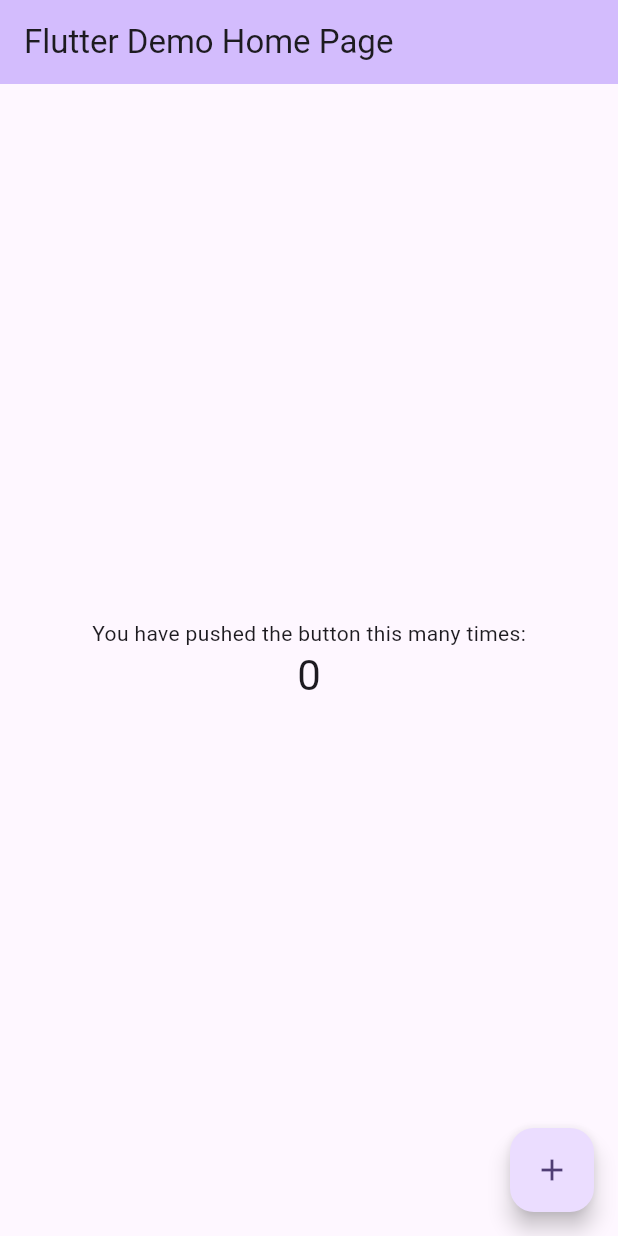
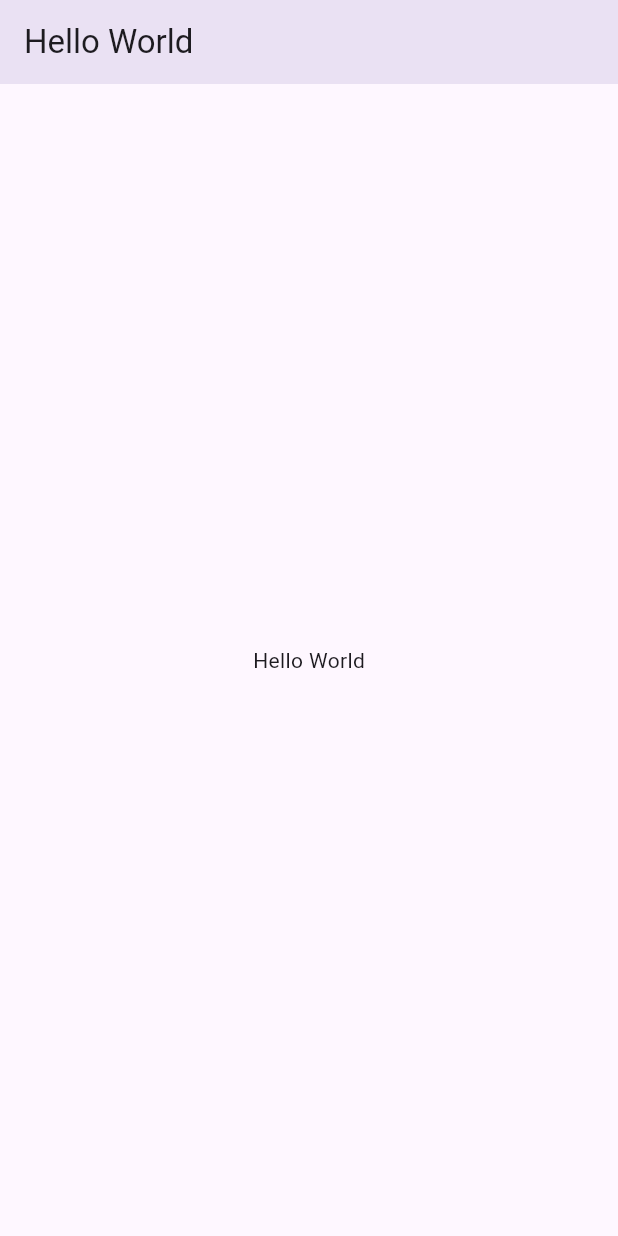
Before and after one commit to shleecloud/hello-flutter, a Flutter app: the screen it shows after launch, on a phone screen of 412 x 824 dp. Run offline on Flutter 3.47's test engine with Material 3 defaults, Android fonts, the phone set to English and light mode, and no system bars.

Commit message:
feature: hello flutter

```diff
--- a/toonflix/lib/main.dart
+++ b/toonflix/lib/main.dart
@@ -1,125 +1,22 @@
 import 'package:flutter/material.dart';
 
 void main() {
-  runApp(const MyApp());
+  runApp(App());
 }
 
-class MyApp extends StatelessWidget {
-  const MyApp({super.key});
-
-  // This widget is the root of your application.
+class App extends StatelessWidget {
   @override
   Widget build(BuildContext context) {
     return MaterialApp(
-      title: 'Flutter Demo',
-      theme: ThemeData(
-        // This is the theme of your application.
-        //
-        // TRY THIS: Try running your application with "flutter run". You'll see
-        // the application has a purple toolbar. Then, without quitting the app,
-        // try changing the seedColor in the colorScheme below to Colors.green
-        // and then invoke "hot reload" (save your changes or press the "hot
-        // reload" button in a Flutter-supported IDE, or press "r" if you used
-        // the command line to start the app).
-        //
-        // Notice that the counter didn't reset back to zero; the application
-        // state is not lost during the reload. To reset the state, use hot
-        // restart instead.
-        //
-        // This works for code too, not just values: Most code changes can be
-        // tested with just a hot reload.
-        colorScheme: ColorScheme.fromSeed(seedColor: Colors.deepPurple),
-        useMaterial3: true,
+      home: Scaffold(
+        appBar: AppBar(
+          elevation: 10,
+          title: const Text('Hello World'),
+        ),
+        body: const Center(
+          child: Text('Hello World'),
+        ),
       ),
-      home: const MyHomePage(title: 'Flutter Demo Home Page'),
     );
   }
 }
-
-class MyHomePage extends StatefulWidget {
-  const MyHomePage({super.key, required this.title});
-
-  // This widget is the home page of your application. It is stateful, meaning
-  // that it has a State object (defined below) that contains fields that affect
-  // how it looks.
-
-  // This class is the configuration for the state. It holds the values (in this
-  // case the title) provided by the parent (in this case the App widget) and
-  // used by the build method of the State. Fields in a Widget subclass are
-  // always marked "final".
-
-  final String title;
-
-  @override
-  State<MyHomePage> createState() => _MyHomePageState();
-}
-
-class _MyHomePageState extends State<MyHomePage> {
-  int _counter = 0;
-
-  void _incrementCounter() {
-    setState(() {
-      // This call to setState tells the Flutter framework that something has
-      // changed in this State, which causes it to rerun the build method below
-      // so that the display can reflect the updated values. If we changed
-      // _counter without calling setState(), then the build method would not be
-      // called again, and so nothing would appear to happen.
-      _counter++;
-    });
-  }
-
-  @override
-  Widget build(BuildContext context) {
-    // This method is rerun every time setState is called, for instance as done
-    // by the _incrementCounter method above.
-    //
-    // The Flutter framework has been optimized to make rerunning build methods
-    // fast, so that you can just rebuild anything that needs updating rather
-    // than having to individually change instances of widgets.
-    return Scaffold(
-      appBar: AppBar(
-        // TRY THIS: Try changing the color here to a specific color (to
-        // Colors.amber, perhaps?) and trigger a hot reload to see the AppBar
-        // change color while the other colors stay the same.
-        backgroundColor: Theme.of(context).colorScheme.inversePrimary,
-        // Here we take the value from the MyHomePage object that was created by
-        // the App.build method, and use it to set our appbar title.
-        title: Text(widget.title),
-      ),
-      body: Center(
-        // Center is a layout widget. It takes a single child and positions it
-        // in the middle of the parent.
-        child: Column(
-          // Column is also a layout widget. It takes a list of children and
-          // arranges them vertically. By default, it sizes itself to fit its
-          // children horizontally, and tries to be as tall as its parent.
-          //
-          // Column has various properties to control how it sizes itself and
-          // how it positions its children. Here we use mainAxisAlignment to
-          // center the children vertically; the main axis here is the vertical
-          // axis because Columns are vertical (the cross axis would be
-          // horizontal).
-          //
-          // TRY THIS: Invoke "debug painting" (choose the "Toggle Debug Paint"
-          // action in the IDE, or press "p" in the console), to see the
-          // wireframe for each widget.
-          mainAxisAlignment: MainAxisAlignment.center,
-          children: <Widget>[
-            const Text(
-              'You have pushed the button this many times:',
-            ),
-            Text(
-              '$_counter',
-              style: Theme.of(context).textTheme.headlineMedium,
-            ),
-          ],
-        ),
-      ),
-      floatingActionButton: FloatingActionButton(
-        onPressed: _incrementCounter,
-        tooltip: 'Increment',
-        child: const Icon(Icons.add),
-      ), // This trailing comma makes auto-formatting nicer for build methods.
-    );
-  }
-}
```
